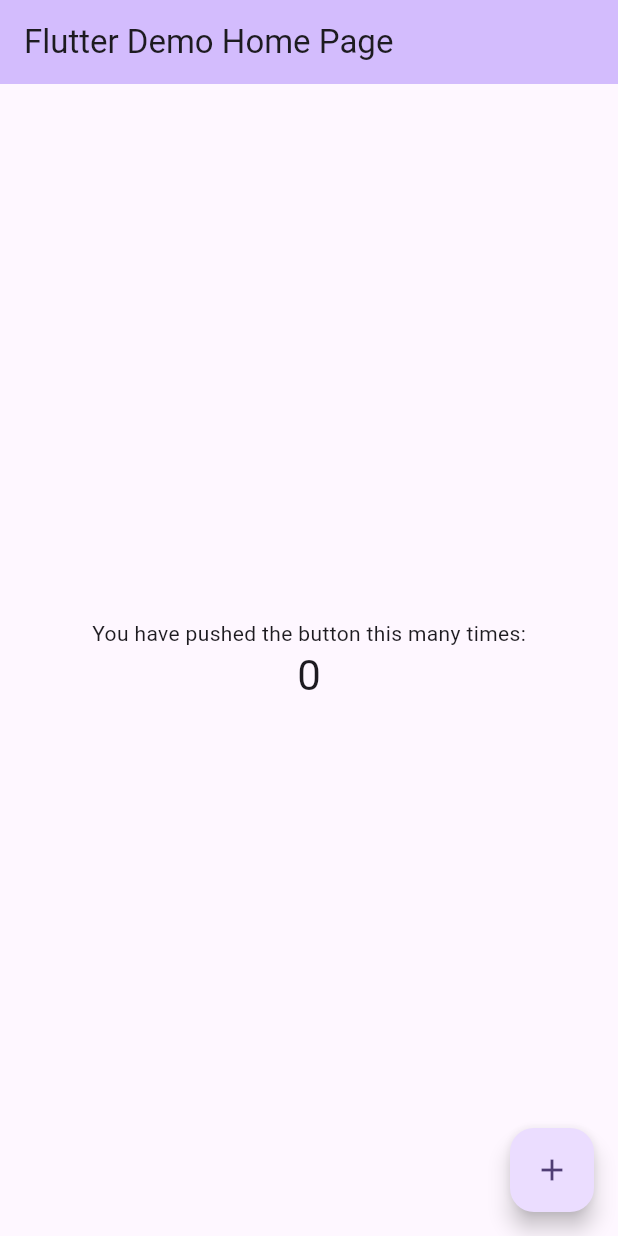
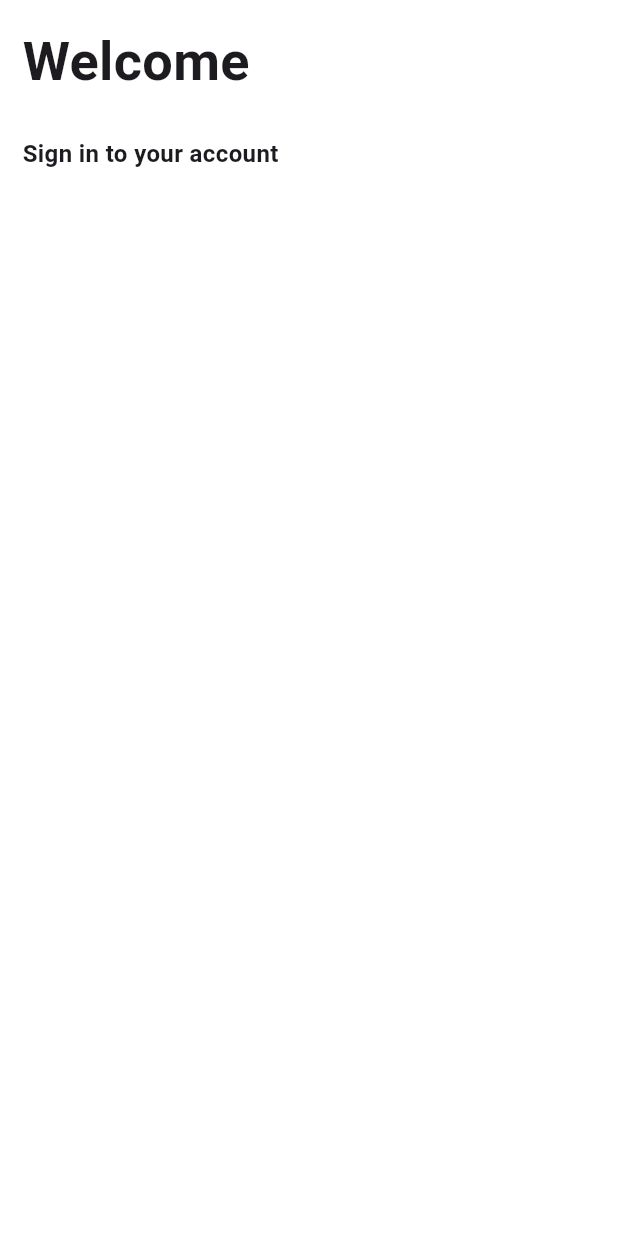
Before and after one commit to altamisatmaja/sidokter-app-flutter, a Flutter app: the screen it shows after launch, on a phone screen of 412 x 824 dp. Run offline on Flutter 3.47's test engine with Material 3 defaults, Android fonts, the phone set to English and light mode, and no system bars.

Commit message:
feat:auth

```diff
--- a/lib/main.dart
+++ b/lib/main.dart
@@ -1,4 +1,7 @@
 import 'package:flutter/material.dart';
+import 'package:sidokter_app/main_layout.dart';
+import 'package:sidokter_app/screens/auth_page.dart';
+import 'package:sidokter_app/utils/config.dart';
 
 void main() {
   runApp(const MyApp());
@@ -7,119 +10,47 @@
 class MyApp extends StatelessWidget {
   const MyApp({super.key});
 
+  static final navigatorKey = GlobalKey<NavigatorState>();
+
   // This widget is the root of your application.
   @override
   Widget build(BuildContext context) {
+    // define themedata
     return MaterialApp(
-      title: 'Flutter Demo',
+      navigatorKey: navigatorKey,
+      title: 'Sidokter App',
+      debugShowCheckedModeBanner: false,
       theme: ThemeData(
-        // This is the theme of your application.
-        //
-        // TRY THIS: Try running your application with "flutter run". You'll see
-        // the application has a purple toolbar. Then, without quitting the app,
-        // try changing the seedColor in the colorScheme below to Colors.green
-        // and then invoke "hot reload" (save your changes or press the "hot
-        // reload" button in a Flutter-supported IDE, or press "r" if you used
-        // the command line to start the app).
-        //
-        // Notice that the counter didn't reset back to zero; the application
-        // state is not lost during the reload. To reset the state, use hot
-        // restart instead.
-        //
-        // This works for code too, not just values: Most code changes can be
-        // tested with just a hot reload.
-        colorScheme: ColorScheme.fromSeed(seedColor: Colors.deepPurple),
-        useMaterial3: true,
+        // pre define input decoration
+        inputDecorationTheme: const InputDecorationTheme(
+          focusColor: Config.primaryColor,
+          border: Config.outlinedBorder,
+          focusedBorder: Config.focusBorder,
+          errorBorder: Config.errorBorder,
+          enabledBorder: Config.outlinedBorder,
+          floatingLabelStyle: TextStyle(color: Config.primaryColor),
+          prefixIconColor: Colors.black38,
+        ),
+        scaffoldBackgroundColor: Colors.white,
+        bottomNavigationBarTheme: BottomNavigationBarThemeData(
+          backgroundColor: Config.primaryColor,
+          selectedItemColor: Colors.white,
+          showSelectedLabels: true,
+          showUnselectedLabels: false,
+          unselectedItemColor: Colors.grey.shade700,
+          elevation: 10,
+          type: BottomNavigationBarType.fixed
+        ),
+        // useMaterial3: true,
       ),
-      home: const MyHomePage(title: 'Flutter Demo Home Page'),
+      initialRoute: '/',
+      // intial routes: auth page
+      routes: {
+        '/':(context) => const AuthPage(),
+
+        // route after login
+        'main': (context) =>  const MainLayout(),
+      },
     );
   }
 }
-
-class MyHomePage extends StatefulWidget {
-  const MyHomePage({super.key, required this.title});
-
-  // This widget is the home page of your application. It is stateful, meaning
-  // that it has a State object (defined below) that contains fields that affect
-  // how it looks.
-
-  // This class is the configuration for the state. It holds the values (in this
-  // case the title) provided by the parent (in this case the App widget) and
-  // used by the build method of the State. Fields in a Widget subclass are
-  // always marked "final".
-
-  final String title;
-
-  @override
-  State<MyHomePage> createState() => _MyHomePageState();
-}
-
-class _MyHomePageState extends State<MyHomePage> {
-  int _counter = 0;
-
-  void _incrementCounter() {
-    setState(() {
-      // This call to setState tells the Flutter framework that something has
-      // changed in this State, which causes it to rerun the build method below
-      // so that the display can reflect the updated values. If we changed
-      // _counter without calling setState(), then the build method would not be
-      // called again, and so nothing would appear to happen.
-      _counter++;
-    });
-  }
-
-  @override
-  Widget build(BuildContext context) {
-    // This method is rerun every time setState is called, for instance as done
-    // by the _incrementCounter method above.
-    //
-    // The Flutter framework has been optimized to make rerunning build methods
-    // fast, so that you can just rebuild anything that needs updating rather
-    // than having to individually change instances of widgets.
-    return Scaffold(
-      appBar: AppBar(
-        // TRY THIS: Try changing the color here to a specific color (to
-        // Colors.amber, perhaps?) and trigger a hot reload to see the AppBar
-        // change color while the other colors stay the same.
-        backgroundColor: Theme.of(context).colorScheme.inversePrimary,
-        // Here we take the value from the MyHomePage object that was created by
-        // the App.build method, and use it to set our appbar title.
-        title: Text(widget.title),
-      ),
-      body: Center(
-        // Center is a layout widget. It takes a single child and positions it
-        // in the middle of the parent.
-        child: Column(
-          // Column is also a layout widget. It takes a list of children and
-          // arranges them vertically. By default, it sizes itself to fit its
-          // children horizontally, and tries to be as tall as its parent.
-          //
-          // Column has various properties to control how it sizes itself and
-          // how it positions its children. Here we use mainAxisAlignment to
-          // center the children vertically; the main axis here is the vertical
-          // axis because Columns are vertical (the cross axis would be
-          // horizontal).
-          //
-          // TRY THIS: Invoke "debug painting" (choose the "Toggle Debug Paint"
-          // action in the IDE, or press "p" in the console), to see the
-          // wireframe for each widget.
-          mainAxisAlignment: MainAxisAlignment.center,
-          children: <Widget>[
-            const Text(
-              'You have pushed the button this many times:',
-            ),
-            Text(
-              '$_counter',
-              style: Theme.of(context).textTheme.headlineMedium,
-            ),
-          ],
-        ),
-      ),
-      floatingActionButton: FloatingActionButton(
-        onPressed: _incrementCounter,
-        tooltip: 'Increment',
-        child: const Icon(Icons.add),
-      ), // This trailing comma makes auto-formatting nicer for build methods.
-    );
-  }
-}
--- /dev/null
+++ b/lib/main_layout.dart
@@ -0,0 +1,15 @@
+import 'package:flutter/material.dart';
+
+class MainLayout extends StatefulWidget {
+  const MainLayout({super.key});
+
+  @override
+  State<MainLayout> createState() => _MainLayoutState();
+}
+
+class _MainLayoutState extends State<MainLayout> {
+  @override
+  Widget build(BuildContext context) {
+    return const Scaffold();
+  }
+}
--- /dev/null
+++ b/lib/screens/auth_page.dart
@@ -0,0 +1,49 @@
+import 'package:flutter/material.dart';
+import 'package:sidokter_app/utils/config.dart';
+import 'package:sidokter_app/utils/text.dart';
+
+class AuthPage extends StatefulWidget {
+  // const AuthPage({super.key})
+  const AuthPage({Key? key}) : super(key:key);
+
+  @override
+  State<AuthPage> createState() => _AuthPageState();
+}
+
+class _AuthPageState extends State<AuthPage> {
+  @override
+  Widget build(BuildContext context) {
+    Config().init(context);
+    // login text view
+    return Scaffold(
+      body: Padding(
+        padding: const EdgeInsets.symmetric(
+          horizontal: 15,
+          vertical: 15,
+      ),
+      child: SafeArea(
+        child: Column(
+          mainAxisAlignment: MainAxisAlignment.start,
+          crossAxisAlignment: CrossAxisAlignment.start,
+          children: <Widget>[
+            Text(
+              AppText.enText['welcome_text']!,
+              style: const TextStyle(
+                fontSize: 36,
+                fontWeight: FontWeight.bold,
+              ),
+            ),
+              Config.spaceSmall,
+              Text(
+                AppText.enText['signIn_text']!,
+              style: const TextStyle(
+                fontSize: 16,
+                fontWeight: FontWeight.bold,
+              ),
+              )
+          ],
+      )),
+      )
+    );
+  }
+}
--- a/lib/utils/config.dart
+++ b/lib/utils/config.dart
@@ -26,7 +26,7 @@ class Config {
   static final spaceBig = SizedBox(height: screenHeight! * 0.08,);
 
   // text form field
-  static const outlineBorder = OutlineInputBorder(
+  static const outlinedBorder = OutlineInputBorder(
     borderRadius: BorderRadius.all(Radius.circular(8)),
   );
 
@@ -44,4 +44,6 @@ class Config {
       ),
   );
 
+  static const primaryColor = Colors.greenAccent;
+
 }
--- a/lib/utils/text.dart
+++ b/lib/utils/text.dart
@@ -3,7 +3,7 @@ class AppText {
     'welcome_text': 'Welcome',
     'signIn_text': 'Sign in to your account',
     'registered_text': 'Sudah punya akun?',
-    'register_text': 'Ndang gae akun su',
+    'register_text': 'Buat akun dengan mudah',
     'signUp_text': 'Dont\'t have an account?',
     'social-login': 'Atau lanjutkan dengan akun sosial',
     'forgot-password': 'Lupa akun?'
```
Also changed, not shown: lib/components/login_form.dart (added).
